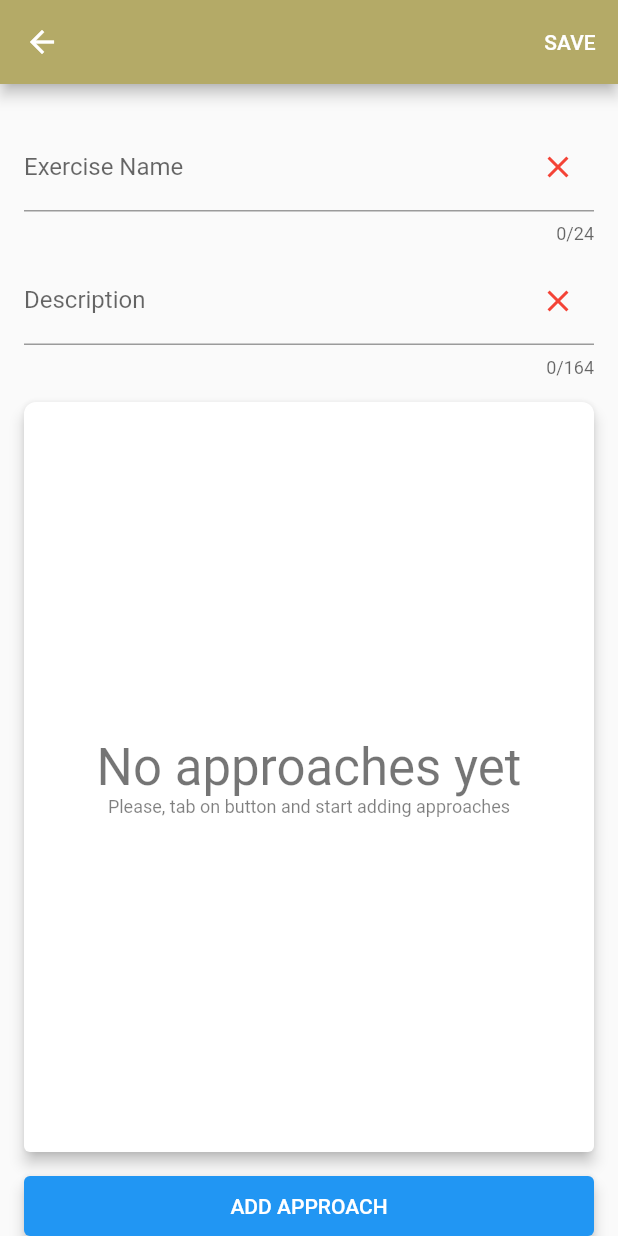
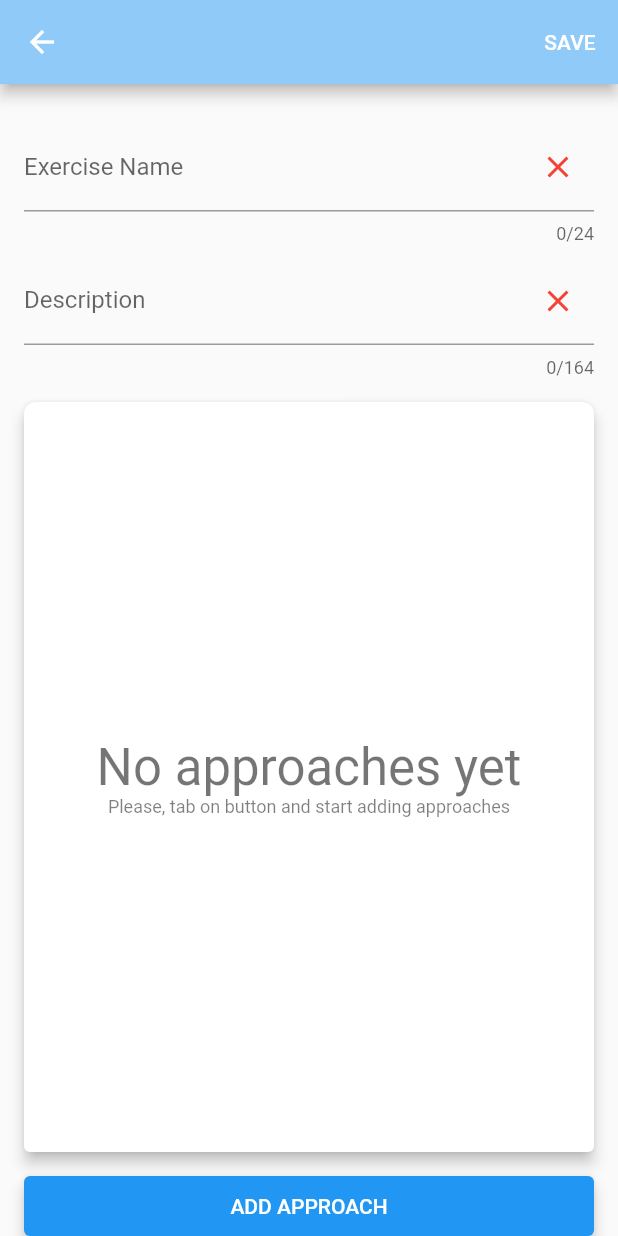
Before and after one commit to yurecKovalchuk/gym_companion, a Flutter app: the ExerciseCreate screen opened directly, on a phone screen of 412 x 824 dp. Run offline on Flutter 3.47's test engine with Material 2 defaults, Android fonts, the phone set to English and light mode, and no system bars; our stand-ins replace flutter_bloc.

Commit message:
style/change backgraund color in AppBar

```diff
--- a/lib/features/exercise_create/screen/exercise_create.dart
+++ b/lib/features/exercise_create/screen/exercise_create.dart
@@ -28,7 +28,7 @@ class _ExerciseCreateState extends State<ExerciseCreate> {
 
     return Scaffold(
       appBar: AppBar(
-        backgroundColor: const Color.fromARGB(255, 180, 170, 103),
+        backgroundColor: Theme.of(context).colorScheme.background,
         actions: <Widget>[
           TextButton(
             style: style,
```
